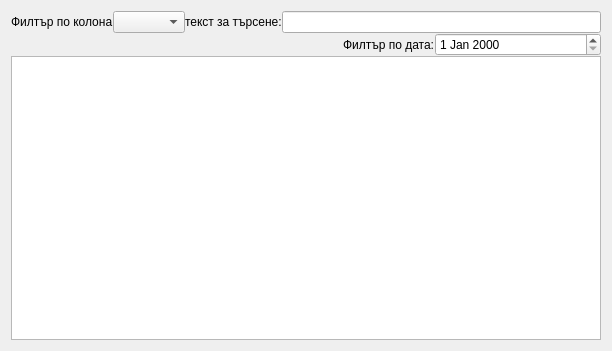
This is UI/job_table_view.ui in NadiaStrashnikova/JobCrawler as Qt 5 draws it before an edit. The edited form follows.
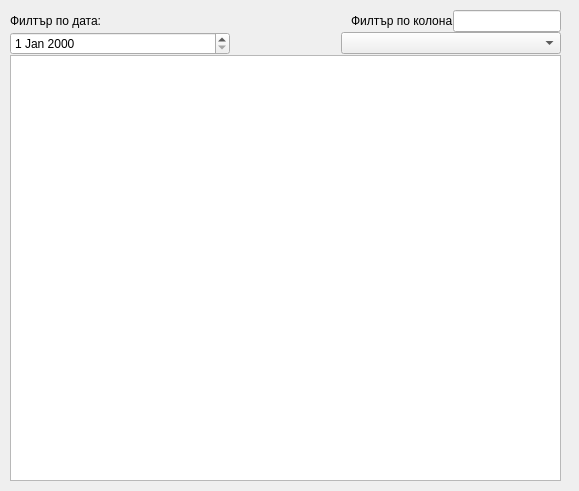
This is the edited form.

Diff of the .ui file:
```diff
--- a/UI/job_table_view.ui
+++ b/UI/job_table_view.ui
@@ -9,15 +9,22 @@
    <rect>
     <x>0</x>
     <y>0</y>
-    <width>612</width>
-    <height>351</height>
+    <width>579</width>
+    <height>491</height>
    </rect>
   </property>
   <property name="windowTitle">
    <string>LIst of jobs advertisement</string>
   </property>
-  <layout class="QVBoxLayout" name="verticalLayout_2">
-   <item>
+  <widget class="QWidget" name="verticalLayoutWidget">
+   <property name="geometry">
+    <rect>
+     <x>10</x>
+     <y>10</y>
+     <width>551</width>
+     <height>471</height>
+    </rect>
+   </property>
     <layout class="QVBoxLayout" name="verticalLayout" stretch="1,1,20">
      <property name="spacing">
       <number>0</number>
@@ -29,7 +36,27 @@
       <number>0</number>
      </property>
      <item>
-      <layout class="QHBoxLayout" name="horizontalLayout" stretch="0,0,0,0">
+     <layout class="QHBoxLayout" name="horizontalLayout" stretch="2,0,0,0">
+      <item>
+       <widget class="QLabel" name="lbl_filter">
+        <property name="text">
+         <string>Филтър по дата:</string>
+        </property>
+       </widget>
+      </item>
+      <item>
+       <spacer name="horizontalSpacer_2">
+        <property name="orientation">
+         <enum>Qt::Horizontal</enum>
+        </property>
+        <property name="sizeHint" stdset="0">
+         <size>
+          <width>40</width>
+          <height>20</height>
+         </size>
+        </property>
+       </spacer>
+      </item>
        <item>
         <widget class="QLabel" name="lbl_filter_column">
          <property name="text">
@@ -37,46 +64,32 @@
          </property>
         </widget>
        </item>
-       <item>
-        <widget class="QComboBox" name="cb_column"/>
-       </item>
-       <item>
-        <widget class="QLabel" name="label">
-         <property name="text">
-          <string>текст за търсене:</string>
-         </property>
-        </widget>
-       </item>
        <item>
         <widget class="QLineEdit" name="le_filter"/>
        </item>
       </layout>
      </item>
      <item>
-      <layout class="QHBoxLayout" name="horizontalLayout_2" stretch="4,0,2">
-       <item>
-        <spacer name="horizontalSpacer">
-         <property name="orientation">
-          <enum>Qt::Horizontal</enum>
-         </property>
-         <property name="sizeHint" stdset="0">
-          <size>
-           <width>40</width>
-           <height>20</height>
-          </size>
-         </property>
-        </spacer>
-       </item>
-       <item>
-        <widget class="QLabel" name="lbl_filter">
-         <property name="text">
-          <string>Филтър по дата:</string>
-         </property>
-        </widget>
-       </item>
+     <layout class="QHBoxLayout" name="horizontalLayout_2" stretch="2,1,2">
        <item>
         <widget class="QDateEdit" name="de_post_date"/>
        </item>
+      <item>
+       <spacer name="horizontalSpacer">
+        <property name="orientation">
+         <enum>Qt::Horizontal</enum>
+        </property>
+        <property name="sizeHint" stdset="0">
+         <size>
+          <width>40</width>
+          <height>20</height>
+         </size>
+        </property>
+       </spacer>
+      </item>
+      <item>
+       <widget class="QComboBox" name="cb_column"/>
+      </item>
       </layout>
      </item>
      <item>
@@ -111,8 +124,7 @@
       </widget>
      </item>
     </layout>
-   </item>
-  </layout>
+  </widget>
  </widget>
  <resources/>
  <connections/>
```
Left out of the diff: 3 changed lines with no effect on the pictures. Lines whose indentation alone changed are shown as unchanged.
